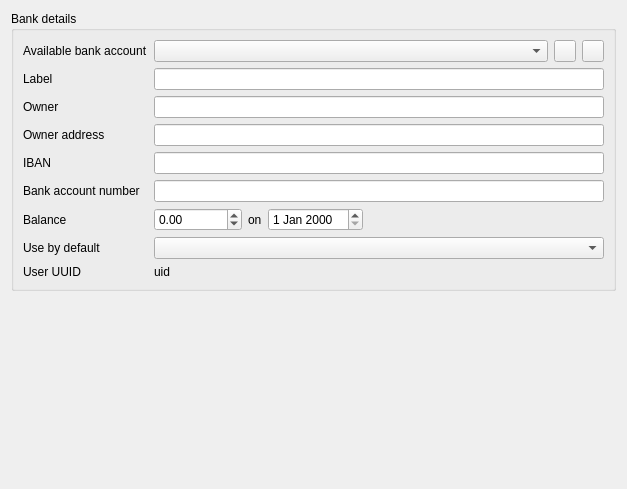
The window that plugins/accountplugin/preferences/bankdetailspage.ui (FreeHealth/freehealth) describes before a commit, drawn with Qt 5.
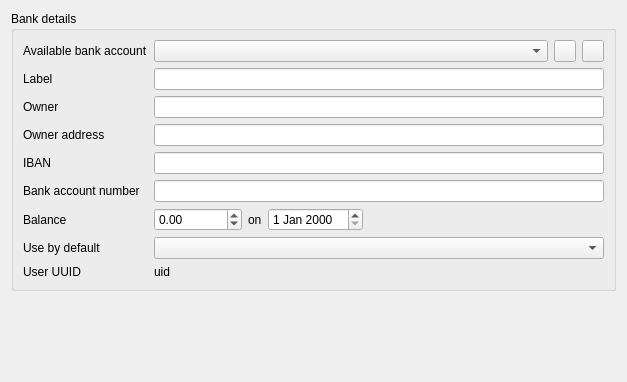
The same window after the commit.

Commit message: UI improvements in settings pages

```diff
--- a/plugins/accountplugin/preferences/bankdetailspage.ui
+++ b/plugins/accountplugin/preferences/bankdetailspage.ui
@@ -7,7 +7,7 @@
     <x>0</x>
     <y>0</y>
     <width>627</width>
-    <height>489</height>
+    <height>382</height>
    </rect>
   </property>
   <property name="windowTitle">
```
Left out of the diff: 216 changed lines with no effect on the pictures. The commit also changes 6 other files.
